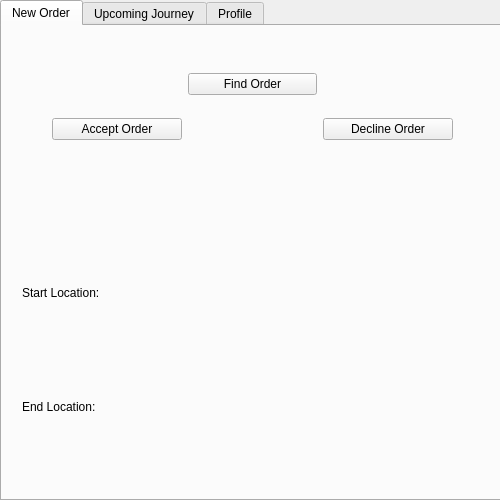
Above: UI/DriverScreen.ui from 1412kauti/ProjectHurricane before the change. Below: the same form after it.
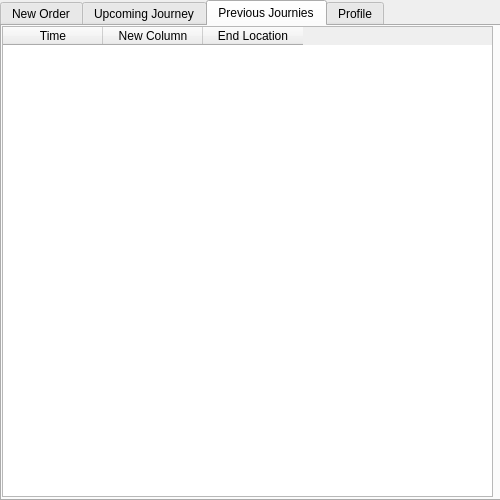
That is the form after the change.

```diff
--- a/UI/DriverScreen.ui
+++ b/UI/DriverScreen.ui
@@ -35,7 +35,7 @@
     </rect>
    </property>
    <property name="currentIndex">
-    <number>0</number>
+    <number>2</number>
    </property>
    <widget class="QWidget" name="tab">
     <attribute name="title">
@@ -204,6 +204,36 @@
      </layout>
     </widget>
    </widget>
+   <widget class="QWidget" name="tab_3">
+    <attribute name="title">
+     <string>Previous Journies</string>
+    </attribute>
+    <widget class="QTableWidget" name="tableWidget">
+     <property name="geometry">
+      <rect>
+       <x>0</x>
+       <y>0</y>
+       <width>491</width>
+       <height>471</height>
+      </rect>
+     </property>
+     <column>
+      <property name="text">
+       <string>Time</string>
+      </property>
+     </column>
+     <column>
+      <property name="text">
+       <string>New Column</string>
+      </property>
+     </column>
+     <column>
+      <property name="text">
+       <string>End Location</string>
+      </property>
+     </column>
+    </widget>
+   </widget>
    <widget class="QWidget" name="tab_5">
     <attribute name="title">
      <string>Profile</string>
```
